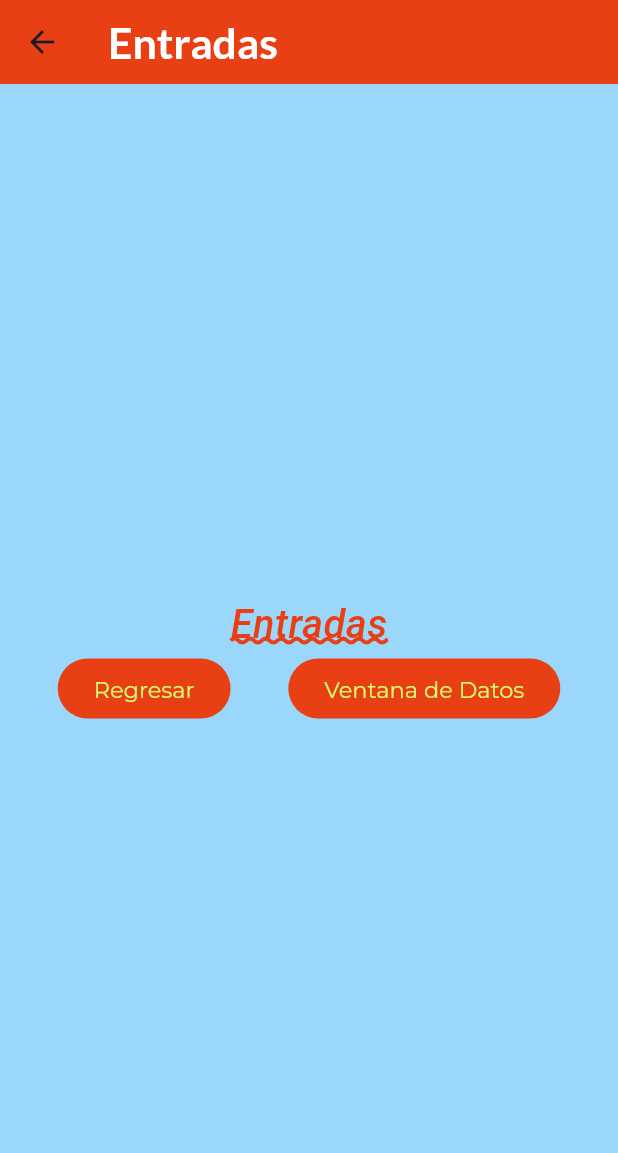
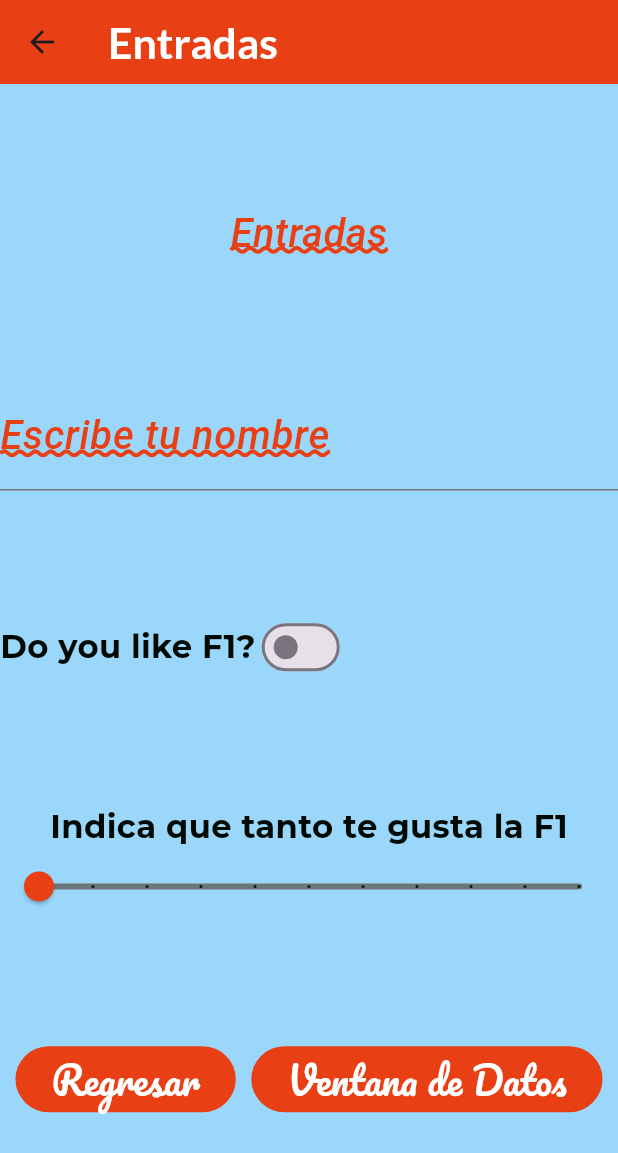
Before and after one commit to jersain28/componentes_flutter, a Flutter app: the InputsScreen screen opened directly, on a phone screen of 412 x 824 dp. Shown: the top 1153 px of the screen. Run offline on Flutter 3.47's test engine with Material 3 defaults, Android fonts, the phone set to English and light mode, and no system bars; our stand-ins replace google_fonts; Roboto replaces fonts that are missing (Acme).

Commit message:
Adding widgets to InputsScreen

```diff
--- a/lib/screens/inputs_screen.dart
+++ b/lib/screens/inputs_screen.dart
@@ -9,6 +9,9 @@ class InputsScreen extends StatefulWidget {
 }
 
 class _InputsScreenState extends State<InputsScreen> {
+  bool switchValue = false; // controlar el widget switch
+  double slidervalue = 0.0;
+
   @override
   Widget build(BuildContext context) {
     return Scaffold(
@@ -16,27 +19,28 @@ class _InputsScreenState extends State<InputsScreen> {
         title: const Text('Entradas'),
       ),
       body: Column(
-        mainAxisAlignment: MainAxisAlignment.center,
+        mainAxisAlignment: MainAxisAlignment.spaceEvenly,
         children: [
           Text(
             'Entradas',
             style: AppTheme.lightTheme.textTheme.headlineLarge,
           ),
-          Row(
+          entradaNombre(),
+          entradaSwitch(),
+          entradaSlider(),
+          const Row(
             mainAxisAlignment: MainAxisAlignment.spaceEvenly,
             children: [
               ElevatedButton(
                 onPressed: null,
                 child: Text(
                   'Regresar',
-                   style: AppTheme.lightTheme.textTheme.bodySmall,
                 )
               ),
               ElevatedButton(
                 onPressed: null,
                 child: Text(
                    'Ventana de Datos',
-                   style: AppTheme.lightTheme.textTheme.bodySmall,
                 )
               ),
             ],
@@ -45,4 +49,63 @@ class _InputsScreenState extends State<InputsScreen> {
       ),
     );
   }
+
+  TextField entradaNombre() {
+    return TextField(
+          style: AppTheme.lightTheme.textTheme.headlineMedium,
+          decoration: InputDecoration(
+            border: const UnderlineInputBorder(),
+            labelText: 'Escribe tu nombre',
+            labelStyle: AppTheme.lightTheme.textTheme.headlineLarge,
+        ),
+     );
+  }
+
+  Row entradaSwitch(){
+    return Row(
+      mainAxisAlignment: MainAxisAlignment.start,
+      children: <Widget>[
+        Text(
+          'Do you like F1?',
+          style: AppTheme.lightTheme.textTheme.headlineMedium,
+        ),
+        Switch(
+          value: switchValue,
+          onChanged: (value){
+            setState(() {
+              switchValue = value;
+              }
+            );
+          }
+        ),
+      ],
+    );
+  }
+
+  Column entradaSlider(){
+    return Column(
+      mainAxisAlignment: MainAxisAlignment.center,
+      children: <Widget>[
+        Text(
+          'Indica que tanto te gusta la F1',
+           style: AppTheme.lightTheme.textTheme.headlineMedium,
+        ),
+        Slider(
+          min: 0.0,
+          max: 10.0,
+          activeColor: const Color.fromARGB(255, 2, 28, 12),
+          thumbColor: AppTheme.primaryColor,
+          inactiveColor: AppTheme.backColor2,
+          value: slidervalue,
+          divisions: 10,
+          label: '${slidervalue.round()}',
+          onChanged: (value){
+            setState(() {
+              slidervalue = value;
+              print('Se cambio el slider: $slidervalue');
+            });
+          }),
+      ],
+    );
+  }
 }
--- a/lib/theme/app_theme.dart
+++ b/lib/theme/app_theme.dart
@@ -6,9 +6,12 @@ class AppTheme{
   // Constante de color primaria
   static const primaryColor = Color.fromARGB(255, 233, 63, 21);
   // Constante de color secundario
-  static const secondaryColor = Color.fromARGB(255, 217, 248, 108);
+  static const secondaryColor = Color.fromARGB(255, 0, 8, 3);
   // Constante de color de fondo
   static const backColor = Color.fromARGB(218, 137, 208, 249);
+
+  static const backColor2 = Color.fromARGB(218, 100, 103, 97);
+
   // Constante de tema
   static final ThemeData lightTheme = ThemeData.light().copyWith(
     scaffoldBackgroundColor: backColor,
@@ -51,6 +54,11 @@ class AppTheme{
         decorationStyle: TextDecorationStyle.wavy,
         decorationThickness: 2.0,
       ),
+      headlineMedium: GoogleFonts.montserrat(
+        color: secondaryColor,
+        fontSize: 21.5,
+        fontWeight: FontWeight.bold,
+        ),
       // Estilo para texto muy pequeño
       bodySmall: GoogleFonts.montserrat(
         color: secondaryColor,
```
